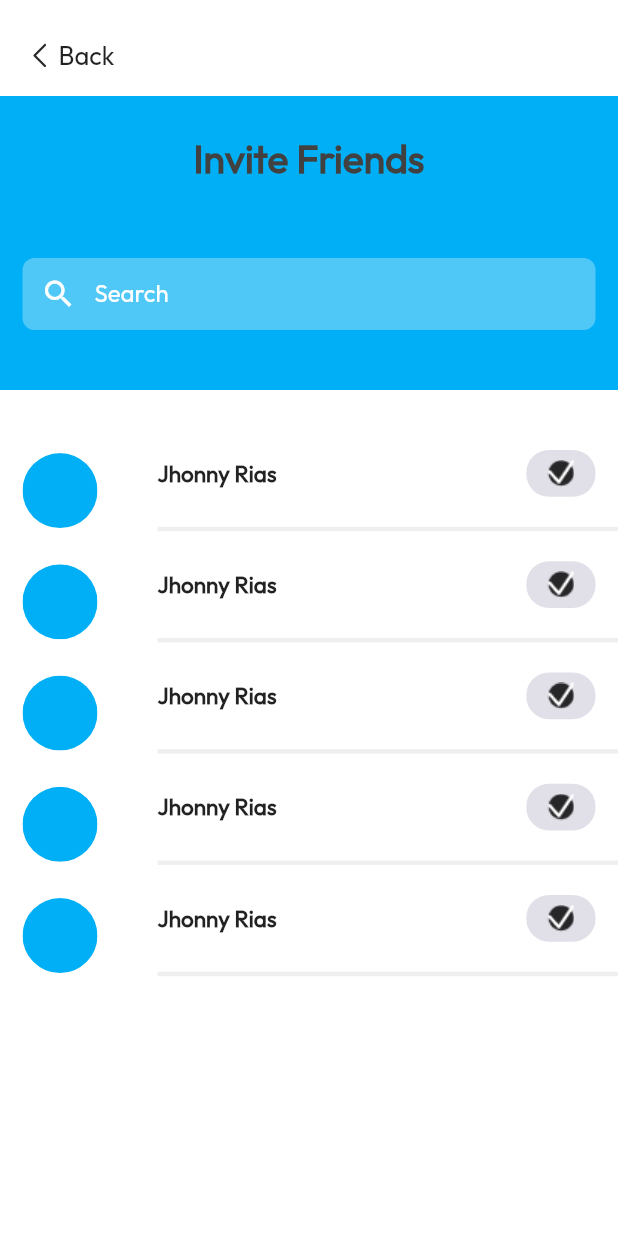
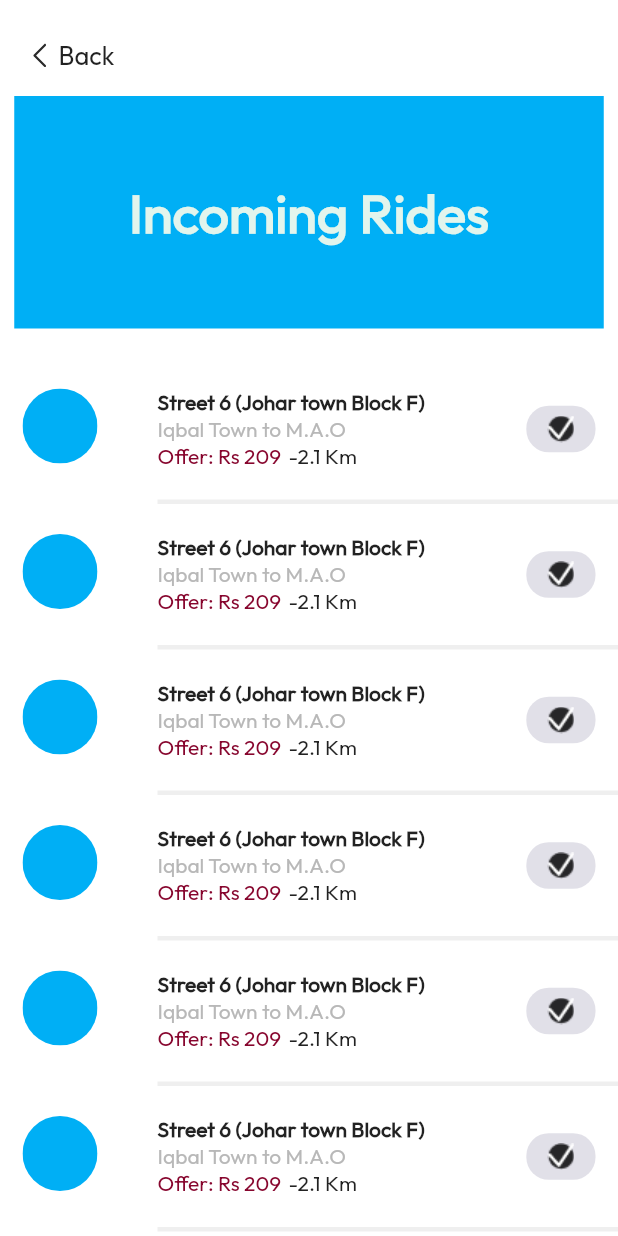
Before and after one commit to ALIRAZA17/EaseTour, a Flutter app: the screen it shows after launch, on a phone screen of 412 x 824 dp. Run offline on Flutter 3.47's test engine with Material 2 defaults, Android fonts, the phone set to English and light mode, and no system bars; our stand-ins replace cloud_firestore, drop_shadow_image, dropdown_button2, firebase_auth, firebase_core, flutter_platform_widgets and 8 more; missing offline and left inert: flutter_google_places, flutter_polyline_points, geocoder2, google_api_headers, google_maps_webservice; accounts and stored records are empty.

Commit message:
Completed Driver's incoming rides screen

```diff
--- a/lib/screens/driver_main/widgets/incoming_rides/incoming_rides_screen.dart
+++ b/lib/screens/driver_main/widgets/incoming_rides/incoming_rides_screen.dart
@@ -22,48 +22,16 @@ class IncomingRides extends StackedView<IncomingRidesViewModel> {
         body: Column(
           children: [
             Container(
-              padding: const EdgeInsets.only(
-                  top: 25, bottom: 40, left: 15, right: 15),
+              width: 393,
+              height: 155,
               color: Styles.primaryColor,
-              child: Column(
-                children: [
-                  Text(
-                    'Invite Friends',
-                    style: Styles.displayXlBoldStyle
-                        .copyWith(color: Styles.primaryTextColor),
-                  ),
-                  const SizedBox(
-                    height: 50,
-                  ),
-                  TextFormField(
-                    enabled: true,
-                    autofocus: false,
-                    maxLines: 1,
-                    controller: viewModel.textEditingController,
-                    enableSuggestions: true,
-                    style: Styles.displayMedNormalStyle,
-                    decoration: InputDecoration(
-                      fillColor: Styles.textFormFieldBackColor,
-                      filled: true,
-                      prefixIcon: Icon(
-                        Icons.search,
-                        color: Styles.primaryButtonTextColor,
-                      ),
-                      border: const OutlineInputBorder(
-                          borderRadius: BorderRadius.all(
-                            Radius.circular(8),
-                          ),
-                          borderSide: BorderSide.none),
-                      isCollapsed: true,
-                      label: Text(
-                        'Search',
-                        style: Styles.displaySmNormalStyle
-                            .copyWith(color: Styles.primaryButtonTextColor),
-                      ),
-                    ),
-                    keyboardType: TextInputType.text,
-                  ),
-                ],
+              child: Center(
+                child: Text(
+                  'Incoming Rides',
+                  style: Styles.displayXlBoldStyle.copyWith(
+                      color: Styles.transportSelectContainerColor,
+                      fontSize: 36),
+                ),
               ),
             ),
             friendsList(),
@@ -86,7 +54,7 @@ Widget friendsList() {
         children: [
           ListView.builder(
             padding: const EdgeInsets.only(top: 20),
-            itemCount: 5,
+            itemCount: 10,
             scrollDirection: Axis.vertical,
             physics: const BouncingScrollPhysics(),
             shrinkWrap: true,
@@ -97,6 +65,7 @@ Widget friendsList() {
                   left: 15,
                 ),
                 child: Row(
+                  crossAxisAlignment: CrossAxisAlignment.start,
                   children: [
                     ClipOval(
                       child: Container(
@@ -124,9 +93,38 @@ Widget friendsList() {
                           mainAxisAlignment: MainAxisAlignment.spaceBetween,
                           crossAxisAlignment: CrossAxisAlignment.center,
                           children: [
-                            Text(
-                              'Jhonny Rias',
-                              style: Styles.displayXMxtrLightStyle,
+                            Column(
+                              crossAxisAlignment: CrossAxisAlignment.start,
+                              children: [
+                                Text(
+                                  'Street 6 (Johar town Block F)',
+                                  style: Styles.displayXMxtrLightStyle
+                                      .copyWith(fontSize: 14),
+                                ),
+                                Text(
+                                  'Iqbal Town to M.A.O',
+                                  style: Styles.displayXXXSLightStyle.copyWith(
+                                    color: Styles.lightGrayTextColor,
+                                    fontSize: 14,
+                                  ),
+                                ),
+                                Row(
+                                  children: [
+                                    Text(
+                                      "Offer: Rs 209",
+                                      style: Styles.displaySmNormalStyle
+                                          .copyWith(
+                                              color: const Color.fromRGBO(
+                                                  135, 6, 46, 100),
+                                              fontSize: 14),
+                                    ),
+                                    const SizedBox(
+                                      width: 5,
+                                    ),
+                                    const Text("-2.1 Km")
+                                  ],
+                                ),
+                              ],
                             ),
                             Container(
                               width: 46.11199951171875,
```
